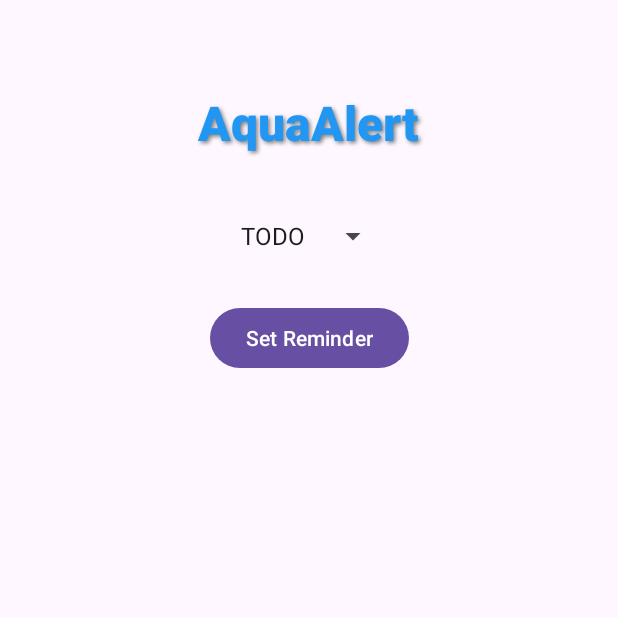
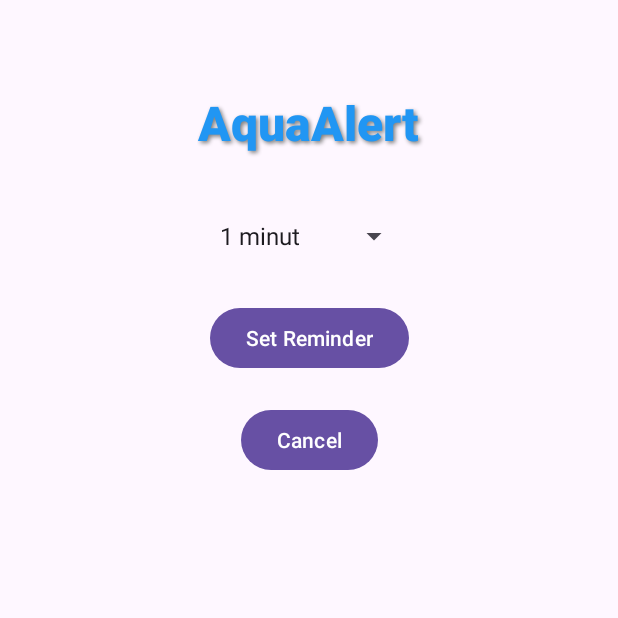
Before and after one commit to FrancoIonescu/AquaAlert, an Android app: the screen it shows after launch (MainActivity), after a tap on "Set Reminder", on a phone screen of 412 x 824 dp, the top half of it. Run offline under Robolectric (Android 15) with nearby library versions, the phone set to English and light mode, and no system bars.

Commit message:
Implemented AlarmManager for notifications and permission requests

```diff
--- a/app/src/main/AndroidManifest.xml
+++ b/app/src/main/AndroidManifest.xml
@@ -4,6 +4,7 @@
 
     <uses-permission android:name="android.permission.POST_NOTIFICATIONS"/>
     <uses-permission android:name="android.permission.SCHEDULE_EXACT_ALARM"/>
+    <uses-permission android:name="android.permission.REQUEST_IGNORE_BATTERY_OPTIMIZATIONS"/>
 
     <application
         android:allowBackup="true"
@@ -24,6 +25,9 @@
                 <category android:name="android.intent.category.LAUNCHER" />
             </intent-filter>
         </activity>
+
+        <receiver android:name=".NotificationReceiver" android:exported="false" />
+
     </application>
 
 </manifest>
--- a/app/src/main/java/com/example/aquaalert/MainActivity.java
+++ b/app/src/main/java/com/example/aquaalert/MainActivity.java
@@ -1,36 +1,38 @@
 package com.example.aquaalert;
 
-import android.app.NotificationChannel;
-import android.app.NotificationManager;
+import android.app.AlarmManager;
+import android.app.PendingIntent;
+import android.content.Context;
+import android.content.Intent;
 import android.content.pm.PackageManager;
+import android.net.Uri;
 import android.os.Build;
 import android.os.Bundle;
-import android.view.View;
+import android.os.PowerManager;
+import android.provider.Settings;
 import android.widget.Button;
 import android.widget.Spinner;
 import android.widget.Toast;
 
-import androidx.annotation.NonNull;
 import androidx.appcompat.app.AppCompatActivity;
 import androidx.core.app.ActivityCompat;
-import androidx.core.app.NotificationCompat;
-import androidx.core.app.NotificationManagerCompat;
 import androidx.core.content.ContextCompat;
 
 public class MainActivity extends AppCompatActivity {
 
-    private Spinner reminderTimeSpinner;
+    private Spinner intervalSpinner;
     private Button setReminderButton;
+    private Button cancelReminderButton;
 
     @Override
     protected void onCreate(Bundle savedInstanceState) {
         super.onCreate(savedInstanceState);
         setContentView(R.layout.activity_main);
 
-        reminderTimeSpinner = findViewById(R.id.reminder_time_spinner);
+        intervalSpinner = findViewById(R.id.reminder_time_spinner);
         setReminderButton = findViewById(R.id.set_reminder_button);
+        cancelReminderButton = findViewById(R.id.cancel_reminder_button);
 
-        // TIRAMISU == Android 13
         if (Build.VERSION.SDK_INT >= Build.VERSION_CODES.TIRAMISU) {
             if (ContextCompat.checkSelfPermission(this, android.Manifest.permission.POST_NOTIFICATIONS)
                     != PackageManager.PERMISSION_GRANTED) {
@@ -40,45 +42,88 @@ public class MainActivity extends AppCompatActivity {
             }
         }
 
-        setReminderButton.setOnClickListener(new View.OnClickListener() {
-            @Override
-            public void onClick(View view) {
-                setNotification();
-            }
+        requestBatteryUnrestricted(this);
+
+        setReminderButton.setOnClickListener(view -> {
+            int selectedInterval = getSelectedInterval();
+            setRepeatingNotification(selectedInterval);
         });
+
+        cancelReminderButton.setOnClickListener(view -> stopNotifications());
+
     }
 
-    @Override
-    public void onRequestPermissionsResult(int requestCode, @NonNull String[] permissions, @NonNull int[] grantResults) {
-        super.onRequestPermissionsResult(requestCode, permissions, grantResults);
-        if (requestCode == 1) {
-            if (grantResults.length > 0 && grantResults[0] == PackageManager.PERMISSION_GRANTED) {
-                Toast.makeText(this, "Permission granted for notifications!", Toast.LENGTH_SHORT).show();
-            } else {
-                Toast.makeText(this, "Permission denied for notifications!", Toast.LENGTH_SHORT).show();
-            }
+    private int getSelectedInterval() {
+        String selectedItem = intervalSpinner.getSelectedItem().toString();
+        switch (selectedItem) {
+            case "1 minut":
+                return 1;
+            case "5 minute":
+                return 5;
+            case "10 minute":
+                return 10;
+            case "15 minute":
+                return 15;
+            case "30 minute":
+                return 30;
+            case "45 minute":
+                return 45;
+            case "60 minute":
+                return 60;
+            default:
+                return 2;
         }
     }
 
-    private void setNotification() {
-        if (ContextCompat.checkSelfPermission(this, android.Manifest.permission.POST_NOTIFICATIONS)
-            == PackageManager.PERMISSION_GRANTED) {
-            // O (Oreo) == Android 8
-            if (Build.VERSION.SDK_INT >= Build.VERSION_CODES.O) {
-                NotificationChannel channel = new NotificationChannel("channel_id", "Channel Name", NotificationManager.IMPORTANCE_DEFAULT);
-                NotificationManager manager = getSystemService(NotificationManager.class);
-                manager.createNotificationChannel(channel);
-            }
+    public void requestBatteryUnrestricted(Context context) {
+        PowerManager powerManager = (PowerManager) context.getSystemService(Context.POWER_SERVICE);
+        if (powerManager == null) return;
 
-            NotificationCompat.Builder builder = new NotificationCompat.Builder(this, "channel_id")
-                    .setSmallIcon(R.drawable.water_drop_favicon)
-                    .setContentTitle("AquaAlert")
-                    .setContentText("Water time: Refresh, recharge, repeat! \uD83D\uDCA7")
-                    .setPriority(NotificationCompat.PRIORITY_DEFAULT);
-            NotificationManagerCompat notificationManager = NotificationManagerCompat.from(this);
-            notificationManager.notify(1, builder.build());
+        String packageName = context.getPackageName();
+
+        Intent intent = new Intent(Settings.ACTION_REQUEST_IGNORE_BATTERY_OPTIMIZATIONS);
+        intent.setData(Uri.parse("package:" + packageName));
+
+        if (intent.resolveActivity(context.getPackageManager()) != null) {
+            context.startActivity(intent);
         } else {
-            Toast.makeText(this, "Permission for notifications has not been granted!", Toast.LENGTH_SHORT).show();
+            Toast.makeText(context, "Dispozitivul nu suportă această setare!", Toast.LENGTH_SHORT).show();
         }
     }
+
+    private void setRepeatingNotification(int intervalMinutes) {
+        AlarmManager alarmManager = (AlarmManager) getSystemService(Context.ALARM_SERVICE);
+        Intent intent = new Intent(this, NotificationReceiver.class);
+
+        intent.putExtra("intervalMinutes", intervalMinutes);
+
+        int requestCode = 1;
+        PendingIntent pendingIntent = PendingIntent.getBroadcast(this, requestCode, intent, PendingIntent.FLAG_IMMUTABLE);
+
+        if (Build.VERSION.SDK_INT >= Build.VERSION_CODES.S) {
+            if (!alarmManager.canScheduleExactAlarms()) {
+                Intent intentNou = new Intent(Settings.ACTION_REQUEST_SCHEDULE_EXACT_ALARM);
+                startActivity(intentNou);
+                return;
+            }
+        }
+
+        if (alarmManager != null) {
+            long triggerTime = System.currentTimeMillis() + (intervalMinutes * 60 * 1000L);
+            alarmManager.setExactAndAllowWhileIdle(AlarmManager.RTC_WAKEUP, triggerTime, pendingIntent);
+            Toast.makeText(this, "Reminder set for every " + intervalMinutes + " minutes", Toast.LENGTH_SHORT).show();
+        }
+    }
+
+    private void stopNotifications() {
+        AlarmManager alarmManager = (AlarmManager) getSystemService(Context.ALARM_SERVICE);
+        Intent intent = new Intent(this, NotificationReceiver.class);
+        PendingIntent pendingIntent = PendingIntent.getBroadcast(this, 1, intent, PendingIntent.FLAG_IMMUTABLE);
+
+        if (alarmManager != null) {
+            alarmManager.cancel(pendingIntent);
+        }
+
+        pendingIntent.cancel();
+    }
 }
--- a/app/src/main/res/layout/activity_main.xml
+++ b/app/src/main/res/layout/activity_main.xml
@@ -46,4 +46,14 @@
         app:layout_constraintEnd_toEndOf="parent"
         android:layout_marginTop="20dp" />
 
+    <Button
+        android:id="@+id/cancel_reminder_button"
+        android:layout_width="wrap_content"
+        android:layout_height="wrap_content"
+        android:text="@string/btn_cancel_reminder"
+        app:layout_constraintTop_toBottomOf="@id/set_reminder_button"
+        app:layout_constraintStart_toStartOf="parent"
+        app:layout_constraintEnd_toEndOf="parent"
+        android:layout_marginTop="20dp" />
+
 </androidx.constraintlayout.widget.ConstraintLayout>
--- a/app/src/main/res/values/strings.xml
+++ b/app/src/main/res/values/strings.xml
@@ -1,7 +1,14 @@
 <resources>
     <string name="app_name">AquaAlert</string>
     <string name="btn_set_reminder">Set Reminder</string>
+    <string name="btn_cancel_reminder">Cancel</string>
     <string-array name="reminder_time">
-        <item>TODO</item>
+        <item>1 minut</item>
+        <item>5 minute</item>
+        <item>10 minute</item>
+        <item>15 minute</item>
+        <item>30 minute</item>
+        <item>45 minute</item>
+        <item>60 minute</item>
     </string-array>
 </resources>
```
Also changed, not shown: app/src/main/java/com/example/aquaalert/NotificationReceiver.java (added, +66 -0 lines), 1 other file.
